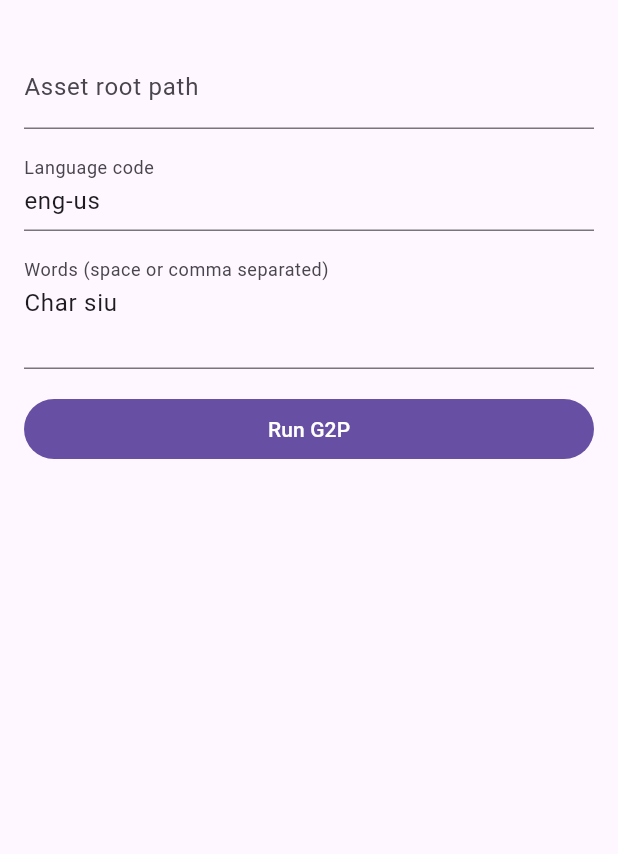
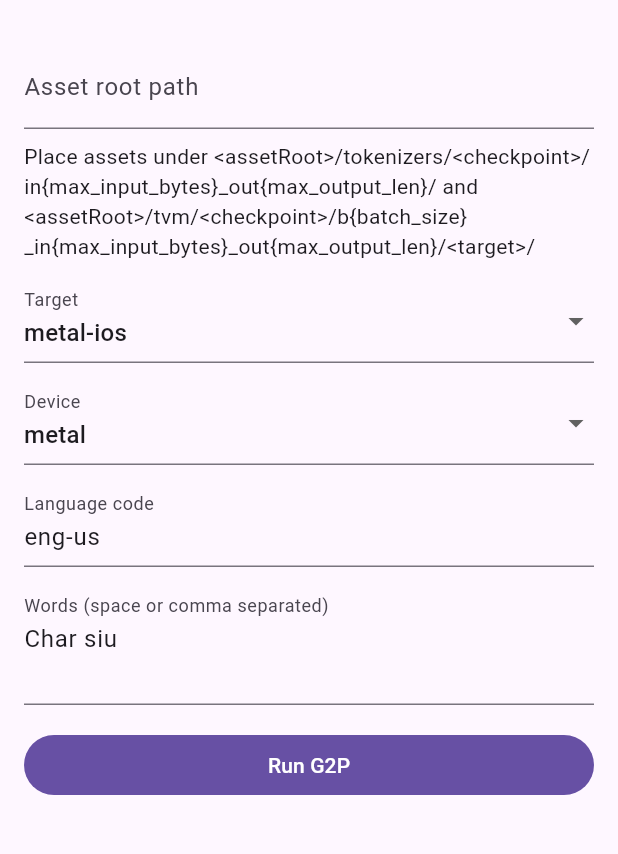
Before and after one commit to yunho-c/charsiug2p-tvm, a Flutter app: the screen it shows after launch, on a phone screen of 412 x 824 dp, the part 63-917 px from its top. Run offline on Flutter 3.47's test engine with Material 3 defaults, Android fonts, the phone set to English and light mode, and no system bars; missing offline and left inert: dart:ffi, flutter_rust_bridge.

Commit message:
feat/update flutter example app

```diff
--- a/flutter/example/lib/main.dart
+++ b/flutter/example/lib/main.dart
@@ -32,8 +32,30 @@ class _G2pHomeState extends State<G2pHome> {
   final _langController = TextEditingController(text: 'eng-us');
   final _wordsController = TextEditingController(text: 'Char siu');
 
+  final List<String> _targets = const [
+    'metal-ios',
+    'metal-macos',
+    'llvm',
+    'vulkan',
+    'opencl',
+    'cuda',
+    'rocm',
+    'webgpu',
+  ];
+  final List<String> _devices = const [
+    'metal',
+    'cpu',
+    'vulkan',
+    'opencl',
+    'cuda',
+    'rocm',
+    'webgpu',
+  ];
+
   CharsiuG2p? _model;
   String? _modelAssetRoot;
+  String _target = 'metal-ios';
+  String _device = 'metal';
   String _result = '';
   String _error = '';
   bool _loading = false;
@@ -68,7 +90,11 @@ class _G2pHomeState extends State<G2pHome> {
       }
 
       if (_model == null || _modelAssetRoot != assetRoot) {
-        _model = await CharsiuG2p.load(assetRoot: assetRoot);
+        _model = await CharsiuG2p.load(
+          assetRoot: assetRoot,
+          target: _target,
+          device: _device,
+        );
         _modelAssetRoot = assetRoot;
       }
 
@@ -109,6 +135,53 @@ class _G2pHomeState extends State<G2pHome> {
               hintText: '/path/to/assets',
             ),
           ),
+          const SizedBox(height: 8),
+          Text(
+            'Place assets under <assetRoot>/tokenizers/<checkpoint>/in{max_input_bytes}_out{max_output_len}/ '
+            'and <assetRoot>/tvm/<checkpoint>/b{batch_size}_in{max_input_bytes}_out{max_output_len}/<target>/',
+          ),
+          const SizedBox(height: 12),
+          DropdownButtonFormField<String>(
+            value: _target,
+            items: _targets
+                .map((value) => DropdownMenuItem(
+                      value: value,
+                      child: Text(value),
+                    ))
+                .toList(),
+            onChanged: _loading
+                ? null
+                : (value) {
+                    if (value == null) {
+                      return;
+                    }
+                    setState(() {
+                      _target = value;
+                    });
+                  },
+            decoration: const InputDecoration(labelText: 'Target'),
+          ),
+          const SizedBox(height: 12),
+          DropdownButtonFormField<String>(
+            value: _device,
+            items: _devices
+                .map((value) => DropdownMenuItem(
+                      value: value,
+                      child: Text(value),
+                    ))
+                .toList(),
+            onChanged: _loading
+                ? null
+                : (value) {
+                    if (value == null) {
+                      return;
+                    }
+                    setState(() {
+                      _device = value;
+                    });
+                  },
+            decoration: const InputDecoration(labelText: 'Device'),
+          ),
           const SizedBox(height: 12),
           TextField(
             controller: _langController,
```
